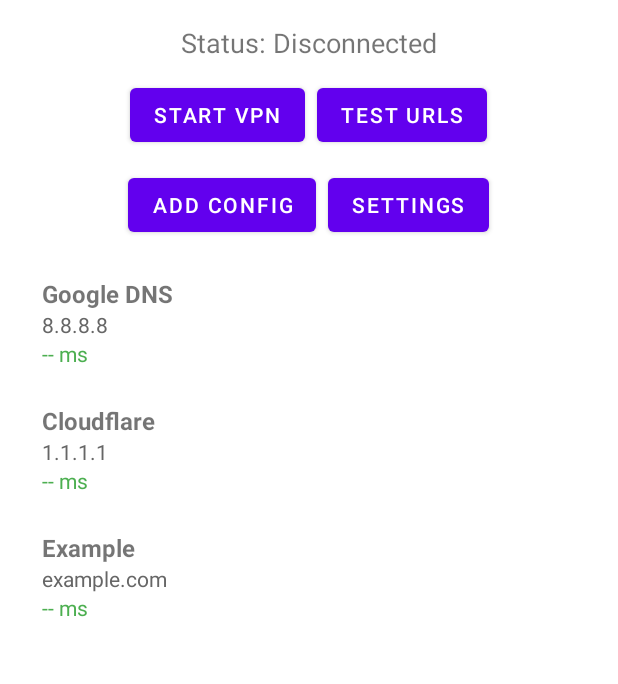
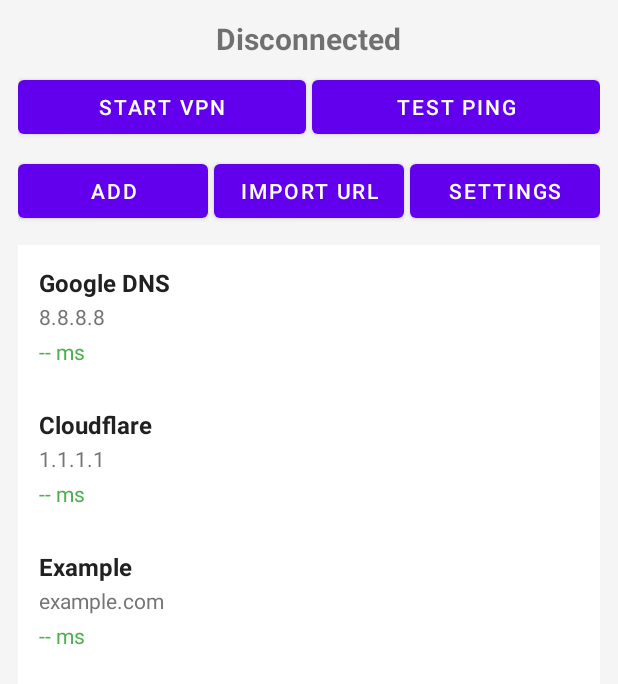
Before and after one commit to gkim34241-web/Grokcreatvpn, an Android app: the screen it shows after launch (MainActivity), on a phone screen of 412 x 824 dp. Shown: the top 684 px of the screen. Run offline under Robolectric (Android 15) with nearby library versions, the phone set to English and light mode, and no system bars.

Commit message:
Add import servers from URL and improve UI

```diff
--- a/app/src/main/res/layout/activity_main.xml
+++ b/app/src/main/res/layout/activity_main.xml
@@ -3,36 +3,40 @@
     android:layout_width="match_parent"
     android:layout_height="match_parent"
     android:orientation="vertical"
-    android:padding="16dp">
+    android:padding="12dp"
+    android:background="#F5F5F5">
 
     <TextView
         android:id="@+id/statusText"
         android:layout_width="wrap_content"
         android:layout_height="wrap_content"
-        android:text="Status: Disconnected"
-        android:textSize="18sp"
+        android:text="Disconnected"
+        android:textSize="20sp"
+        android:textStyle="bold"
         android:layout_gravity="center_horizontal"
-        android:layout_marginBottom="12dp" />
+        android:layout_marginBottom="8dp" />
 
     <LinearLayout
         android:layout_width="match_parent"
         android:layout_height="wrap_content"
         android:orientation="horizontal"
         android:gravity="center"
-        android:layout_marginBottom="12dp">
+        android:layout_marginBottom="8dp">
 
         <Button
             android:id="@+id/startButton"
-            android:layout_width="wrap_content"
+            android:layout_width="0dp"
             android:layout_height="wrap_content"
+            android:layout_weight="1"
             android:text="Start VPN"
-            android:layout_marginEnd="8dp" />
+            android:layout_marginEnd="4dp" />
 
         <Button
             android:id="@+id/testButton"
-            android:layout_width="wrap_content"
+            android:layout_width="0dp"
             android:layout_height="wrap_content"
-            android:text="Test URLs" />
+            android:layout_weight="1"
+            android:text="Test Ping" />
     </LinearLayout>
 
     <LinearLayout
@@ -44,15 +48,25 @@
 
         <Button
             android:id="@+id/addButton"
-            android:layout_width="wrap_content"
+            android:layout_width="0dp"
             android:layout_height="wrap_content"
-            android:text="Add Config"
-            android:layout_marginEnd="8dp" />
+            android:layout_weight="1"
+            android:text="Add"
+            android:layout_marginEnd="4dp" />
+
+        <Button
+            android:id="@+id/importButton"
+            android:layout_width="0dp"
+            android:layout_height="wrap_content"
+            android:layout_weight="1"
+            android:text="Import URL"
+            android:layout_marginEnd="4dp" />
 
         <Button
             android:id="@+id/settingsButton"
-            android:layout_width="wrap_content"
+            android:layout_width="0dp"
             android:layout_height="wrap_content"
+            android:layout_weight="1"
             android:text="Settings" />
     </LinearLayout>
 
@@ -60,6 +74,7 @@
         android:id="@+id/recyclerView"
         android:layout_width="match_parent"
         android:layout_height="0dp"
-        android:layout_weight="1" />
+        android:layout_weight="1"
+        android:background="#FFFFFF" />
 
 </LinearLayout>
--- a/app/src/main/res/layout/item_config.xml
+++ b/app/src/main/res/layout/item_config.xml
@@ -3,7 +3,7 @@
     android:layout_width="match_parent"
     android:layout_height="wrap_content"
     android:orientation="vertical"
-    android:padding="12dp"
+    android:padding="14dp"
     android:background="?android:attr/selectableItemBackground">
 
     <TextView
@@ -11,20 +11,23 @@
         android:layout_width="wrap_content"
         android:layout_height="wrap_content"
         android:textStyle="bold"
-        android:textSize="16sp" />
+        android:textSize="16sp"
+        android:textColor="#212121" />
 
     <TextView
         android:id="@+id/configHost"
         android:layout_width="wrap_content"
         android:layout_height="wrap_content"
         android:textSize="14sp"
-        android:textColor="#666666" />
+        android:textColor="#757575"
+        android:layout_marginTop="2dp" />
 
     <TextView
         android:id="@+id/configLatency"
         android:layout_width="wrap_content"
         android:layout_height="wrap_content"
         android:textSize="14sp"
-        android:textColor="#4CAF50" />
+        android:textColor="#4CAF50"
+        android:layout_marginTop="4dp" />
 
 </LinearLayout>
```
Also changed, not shown: app/src/main/java/com/example/vpnclient/MainActivity.kt (+68 -6 lines).
